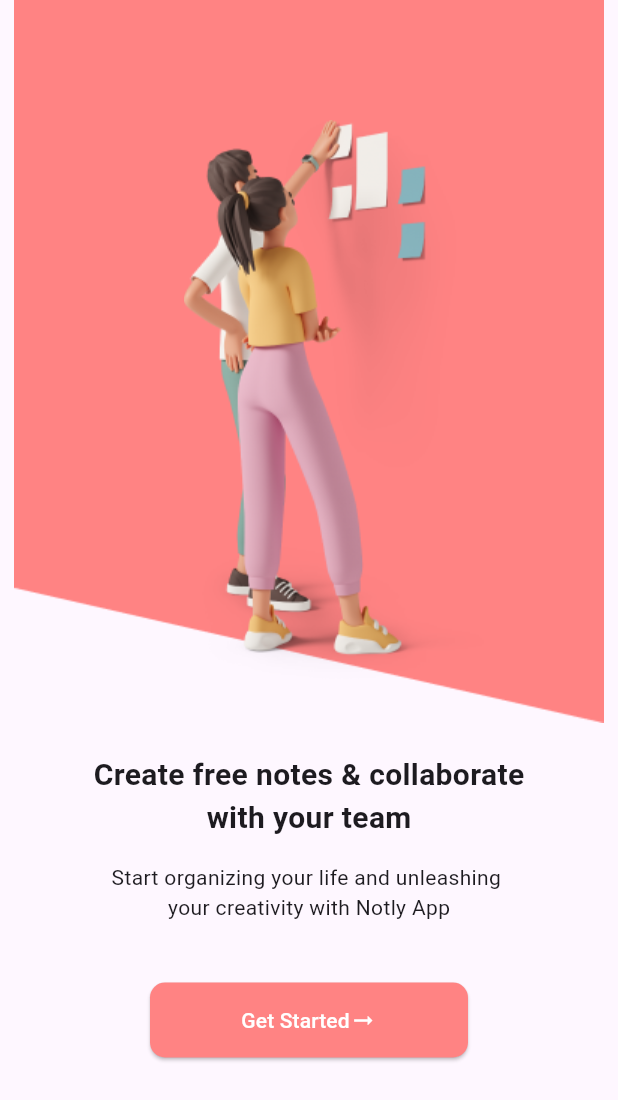
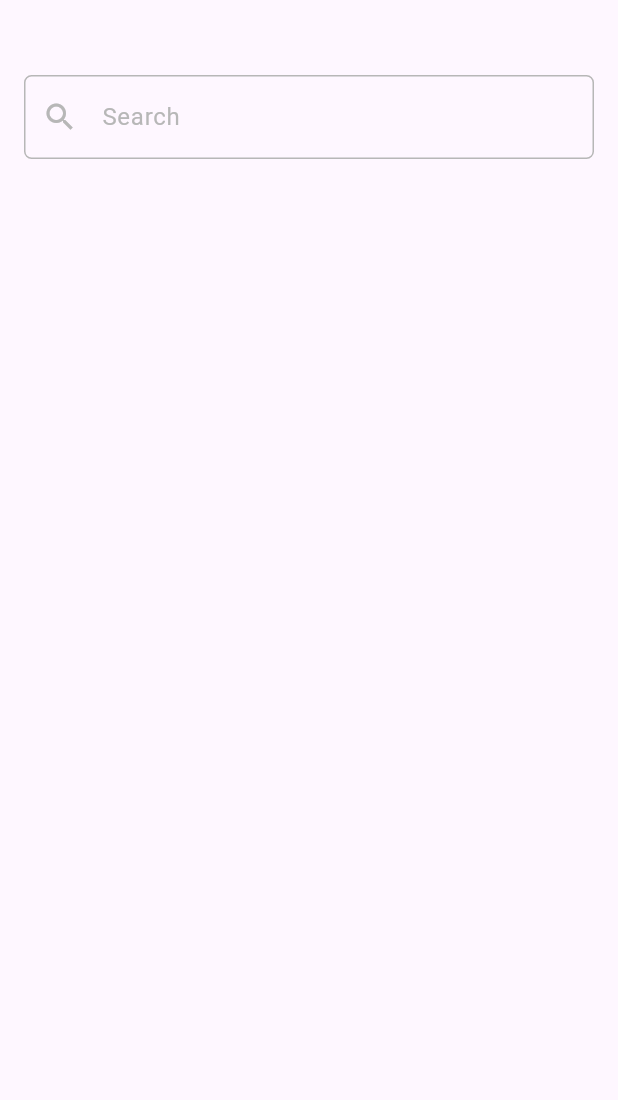
Before and after one commit to Nadeennoshy/Notly, a Flutter app: the screen it shows after launch, after a tap on "Get Started", on a phone screen of 412 x 824 dp. Shown: the top 1100 px of the screen. Run offline on Flutter 3.47's test engine with Material 3 defaults, Android fonts, the light colour scheme and no system bars.

Commit message:
create custom search textfield

```diff
--- /dev/null
+++ b/lib/views/home_view.dart
@@ -0,0 +1,13 @@
+import 'package:flutter/material.dart';
+import 'package:notly/widgets/home_view_body.dart';
+
+class HomeView extends StatelessWidget {
+  const HomeView({super.key});
+
+  @override
+  Widget build(BuildContext context) {
+    return const Scaffold(
+      body: HomeViewBody(),
+    );
+  }
+}
--- /dev/null
+++ b/lib/widgets/home_view_body.dart
@@ -0,0 +1,19 @@
+import 'package:flutter/material.dart';
+import 'package:notly/widgets/search_text_field.dart';
+
+class HomeViewBody extends StatelessWidget {
+  const HomeViewBody({super.key});
+
+  @override
+  Widget build(BuildContext context) {
+    return const Padding(
+      padding: EdgeInsets.symmetric(horizontal: 16.0),
+      child: Column(
+        children: [
+          SizedBox(height: 50,),
+          SearchTextField(),
+        ],
+      ),
+    );
+  }
+}
--- a/lib/widgets/onboarding_body.dart
+++ b/lib/widgets/onboarding_body.dart
@@ -1,4 +1,5 @@
 import 'package:flutter/material.dart';
+import 'package:notly/views/home_view.dart';
 
 class OnBoardingBody extends StatelessWidget {
   const OnBoardingBody({super.key});
@@ -55,7 +56,11 @@
               minimumSize: const Size(90, 50),
 
             ),
-           onPressed: (){},
+           onPressed: (){
+            Navigator.push(context, MaterialPageRoute(builder: (context){
+              return const HomeView();
+            }));
+           },
            child: const Row(
             mainAxisAlignment: MainAxisAlignment.center,
             children: [
--- /dev/null
+++ b/lib/widgets/search_text_field.dart
@@ -0,0 +1,31 @@
+import 'package:flutter/material.dart';
+
+class SearchTextField extends StatelessWidget {
+  const SearchTextField({super.key});
+
+  @override
+  Widget build(BuildContext context) {
+    return TextField(
+      cursorColor: const Color(0xffB7B7B7),
+      decoration: InputDecoration(
+        prefixIcon: const Icon(Icons.search,color: Color(0xffB7B7B7),),
+        border: borderDecoration(),
+        enabledBorder: borderDecoration(),
+        focusedBorder: borderDecoration(),
+        hintText: 'Search',
+        hintStyle: const TextStyle(
+          color: Color(0xffB7B7B7),
+        )
+      ),
+    );
+  }
+
+  OutlineInputBorder borderDecoration() {
+    return const OutlineInputBorder(
+        borderSide: BorderSide(
+          color: Color(0xffB7B7B7),
+        ),
+        borderRadius: BorderRadius.all(Radius.circular(5.0)),
+      );
+  }
+}
```
